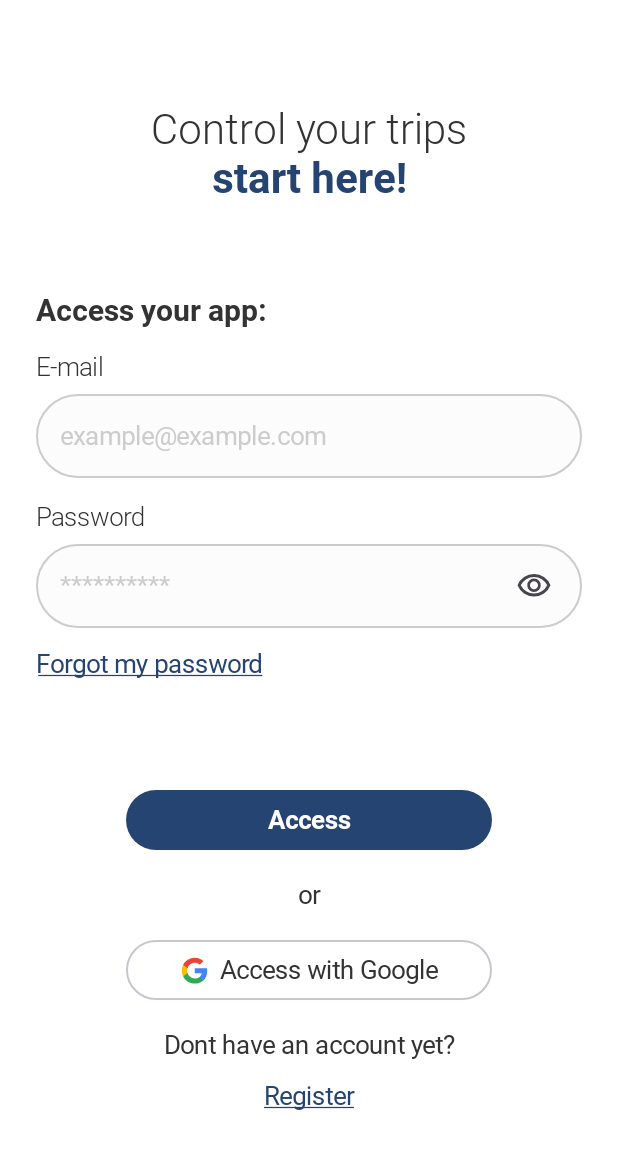
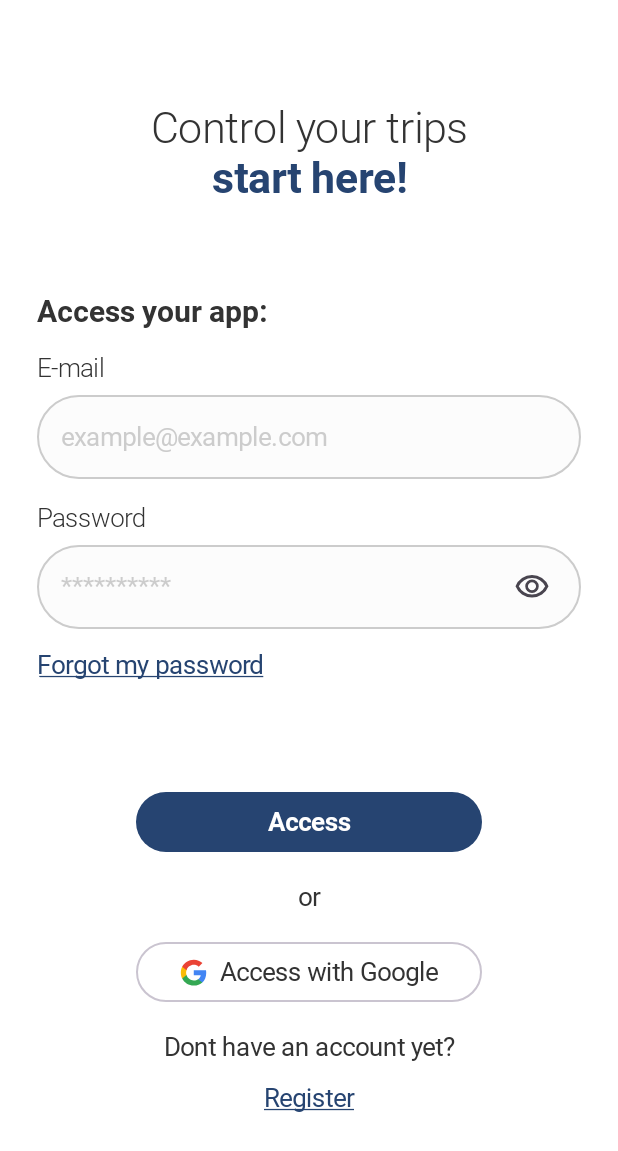
Before and after one commit to MarcosRamos14/MeuCaminhao, an Android app built with Jetpack Compose: the screen it shows after launch (MainActivity), on a phone screen of 412 x 824 dp. Shown: the top 1151 px of the screen. Run offline under Robolectric (Android 15) with nearby library versions, the phone set to English and light mode, and no system bars.

Commit message:
refactor: 1. creates files to capture display settings; 2. adapt dp and sp according to window size.

```diff
--- a/composeApp/src/androidMain/kotlin/com/dys/mobile/meucaminhao/MeuCaminhaoApplication.kt
+++ b/composeApp/src/androidMain/kotlin/com/dys/mobile/meucaminhao/MeuCaminhaoApplication.kt
@@ -3,6 +3,7 @@ package com.dys.mobile.meucaminhao
 import android.app.Application
 import com.dys.mobile.meucaminhao.di.useCaseModule
 import com.dys.mobile.meucaminhao.di.viewModelModule
+import com.dys.mobile.toolkit.config.DisplayConfig
 import org.koin.android.ext.koin.androidContext
 import org.koin.android.ext.koin.androidLogger
 import org.koin.core.context.startKoin
@@ -12,6 +13,7 @@ class MeuCaminhaoApplication : Application() {
 
     override fun onCreate() {
         super.onCreate()
+        DisplayConfig.onConfigChanged(this)
         startKoin {
             androidContext(this@MeuCaminhaoApplication)
             androidLogger(Level.DEBUG)
--- a/composeFeatures/login/src/main/kotlin/com/dys/mobile/login/ui/LoginScreen.kt
+++ b/composeFeatures/login/src/main/kotlin/com/dys/mobile/login/ui/LoginScreen.kt
@@ -24,6 +24,8 @@ import com.dys.mobile.meucaminhao.viewmodels.login.LoginEvent
 import com.dys.mobile.meucaminhao.viewmodels.login.LoginSharedViewModel
 import com.dys.mobile.meucaminhao.viewmodels.login.LoginState
 import com.dys.mobile.uikit.R
+import com.dys.mobile.toolkit.extensions._dph
+import com.dys.mobile.toolkit.extensions._dpw
 import com.dys.mobile.uikit.components.buttons.FilledRoundButtonComponent
 import com.dys.mobile.uikit.components.buttons.OutlinedRoundButtonComponent
 import com.dys.mobile.uikit.components.buttons.TextButtonComponent
@@ -62,7 +64,7 @@ fun LoginContent(
         color = MaterialTheme.colorScheme.background
     ) {
         Column(
-            modifier = Modifier.padding(24.dp),
+            modifier = Modifier.padding(24._dph),
             verticalArrangement = Arrangement.Center,
             horizontalAlignment = Alignment.CenterHorizontally,
         ) {
@@ -81,7 +83,7 @@ fun LoginContent(
                 style = MaterialTheme.typography.titleLarge
             )
 
-            Spacer(modifier = Modifier.height(60.dp))
+            Spacer(modifier = Modifier.height(60._dph))
 
             Credentials(loginState, event)
 
@@ -101,7 +103,7 @@ private fun Credentials(
         style = MaterialTheme.typography.bodyLarge
     )
 
-    Spacer(modifier = Modifier.height(16.dp))
+    Spacer(modifier = Modifier.height(16._dph))
 
     CredentialComponent(
         title = stringResource(R.string.text_email),
@@ -110,7 +112,7 @@ private fun Credentials(
         onValueChange = { event(LoginEvent.EmailChanged(it)) },
     )
 
-    Spacer(modifier = Modifier.height(16.dp))
+    Spacer(modifier = Modifier.height(16._dph))
 
     CredentialComponent(
         title = stringResource(R.string.text_password),
@@ -130,17 +132,17 @@ private fun LoginOptions(event: (LoginEvent) -> Unit) {
         onClick = { event(LoginEvent.ForgotPassword) }
     )
 
-    Spacer(modifier = Modifier.height(56.dp))
+    Spacer(modifier = Modifier.height(56._dph))
 
     FilledRoundButtonComponent(
         modifier = Modifier
             .fillMaxWidth()
-            .padding(horizontal = 60.dp),
+            .padding(horizontal = 60._dpw),
         text = stringResource(R.string.text_access),
         onClick = { event(LoginEvent.Access) }
     )
 
-    Spacer(modifier = Modifier.height(16.dp))
+    Spacer(modifier = Modifier.height(16._dph))
 
     TextComponent(
         text = stringResource(R.string.text_or),
@@ -148,19 +150,19 @@ private fun LoginOptions(event: (LoginEvent) -> Unit) {
         style = MaterialTheme.typography.bodyMedium
     )
 
-    Spacer(modifier = Modifier.height(16.dp))
+    Spacer(modifier = Modifier.height(16._dph))
 
     OutlinedRoundButtonComponent(
         modifier = Modifier
             .fillMaxWidth()
-            .padding(horizontal = 60.dp),
+            .padding(horizontal = 60._dpw),
         text = stringResource(R.string.text_access_with_google),
         icon = R.drawable.ic_google,
         contentPadding = PaddingValues(0.dp),
         onClick = { event(LoginEvent.AccessWithGoogle) }
     )
 
-    Spacer(modifier = Modifier.height(16.dp))
+    Spacer(modifier = Modifier.height(16._dph))
 
     TextComponent(
         text = stringResource(R.string.text_dont_have_account),
@@ -176,7 +178,7 @@ private fun LoginOptions(event: (LoginEvent) -> Unit) {
     )
 }
 
-@Preview
+@Preview(widthDp = 375, heightDp = 812)
 @Composable
 private fun LoginScreenPreview() {
     MeuCaminhaoTheme {
--- a/composeFeatures/toolkit/build.gradle.kts
+++ b/composeFeatures/toolkit/build.gradle.kts
@@ -37,6 +37,7 @@ dependencies {
     implementation(libs.androidx.core.ktx)
     implementation(libs.androidx.appcompat)
     implementation(libs.androidx.material)
+    implementation(libs.androidx.ui.unit.android)
     testImplementation(libs.junit)
     androidTestImplementation(libs.androidx.test.junit)
     androidTestImplementation(libs.androidx.espresso.core)
--- /dev/null
+++ b/composeFeatures/toolkit/src/main/kotlin/com/dys/mobile/toolkit/config/DisplayConfig.kt
@@ -0,0 +1,22 @@
+package com.dys.mobile.toolkit.config
+
+import android.content.Context
+
+object DisplayConfig {
+
+    var density = 1f
+    var fontDensity = 1f
+    var widthPixels = 1
+    var heightPixels = 1
+
+    fun onConfigChanged(context: Context) {
+        val resources = context.resources
+        val metrics = resources.displayMetrics
+        val configuration = resources.configuration
+
+        density = metrics.density
+        widthPixels = metrics.widthPixels
+        heightPixels = metrics.heightPixels
+        fontDensity = configuration.fontScale * metrics.density
+    }
+}
--- /dev/null
+++ b/composeFeatures/toolkit/src/main/kotlin/com/dys/mobile/toolkit/extensions/DisplayExtensions.kt
@@ -0,0 +1,43 @@
+package com.dys.mobile.toolkit.extensions
+
+import androidx.compose.ui.unit.Dp
+import androidx.compose.ui.unit.TextUnit
+import androidx.compose.ui.unit.TextUnitType
+import com.dys.mobile.toolkit.config.DisplayConfig
+
+const val width: Float = 375f
+const val height: Float = 812f
+
+fun Float.toWidth() : Float {
+    if (DisplayConfig.widthPixels == 1)  {
+        return this
+    }
+    val screen: Int = DisplayConfig.widthPixels
+    val current: Float = this
+    val calc: Float = (screen * ((current / width))) / DisplayConfig.density
+    return calc
+}
+
+fun Float.toHeight() : Float {
+    if (DisplayConfig.heightPixels == 1)  {
+        return this
+    }
+    val screen: Int = DisplayConfig.heightPixels
+    val current: Float = this
+    val calc: Float = (screen * ((current / height))) / DisplayConfig.density
+    return calc
+}
+
+fun Float.toSize() : Float {
+    if (DisplayConfig.heightPixels == 1)  {
+        return this
+    }
+    val screen: Int = DisplayConfig.heightPixels
+    val current: Float = this
+    val calc: Float = (screen * (current / height))  / DisplayConfig.fontDensity
+    return calc
+}
+
+val Int._dpw: Dp get() = if (this == 0) Dp(0f) else Dp(this.toFloat().toWidth())
+val Int._dph: Dp get() = if (this == 0) Dp(0f) else Dp(this.toFloat().toHeight())
+val Int._sp: TextUnit get() = if (this == 0) TextUnit(0f, TextUnitType.Sp) else TextUnit(this.toFloat().toSize(), TextUnitType.Sp)
--- a/composeFeatures/uiKit/build.gradle.kts
+++ b/composeFeatures/uiKit/build.gradle.kts
@@ -38,6 +38,8 @@ android {
 
 dependencies {
 
+    api(project(":composeFeatures:toolkit"))
+
     api(libs.androidx.activity.compose)
     api(libs.androidx.appcompat)
     api(libs.androidx.core.ktx)
--- a/composeFeatures/uiKit/src/main/kotlin/com/dys/mobile/uikit/components/buttons/FilledRoundButtonComponent.kt
+++ b/composeFeatures/uiKit/src/main/kotlin/com/dys/mobile/uikit/components/buttons/FilledRoundButtonComponent.kt
@@ -17,7 +17,7 @@ import androidx.compose.ui.res.painterResource
 import androidx.compose.ui.text.font.FontWeight
 import androidx.compose.ui.text.style.TextAlign
 import androidx.compose.ui.tooling.preview.Preview
-import androidx.compose.ui.unit.dp
+import com.dys.mobile.toolkit.extensions._dpw
 import com.dys.mobile.uikit.components.texts.TextComponent
 import com.dys.mobile.uikit.theme.MeuCaminhaoTheme
 
@@ -40,7 +40,7 @@ fun FilledRoundButtonComponent(
                     painter = painterResource(id = drawableRes),
                     contentDescription = null,
                 )
-                Spacer(modifier = Modifier.width(8.dp))
+                Spacer(modifier = Modifier.width(8._dpw))
             }
             TextComponent(
                 modifier = Modifier.wrapContentWidth(),
--- a/composeFeatures/uiKit/src/main/kotlin/com/dys/mobile/uikit/components/buttons/OutlinedRoundButtonComponent.kt
+++ b/composeFeatures/uiKit/src/main/kotlin/com/dys/mobile/uikit/components/buttons/OutlinedRoundButtonComponent.kt
@@ -20,7 +20,7 @@ import androidx.compose.ui.graphics.Color
 import androidx.compose.ui.res.painterResource
 import androidx.compose.ui.text.style.TextAlign
 import androidx.compose.ui.tooling.preview.Preview
-import androidx.compose.ui.unit.dp
+import com.dys.mobile.toolkit.extensions._dpw
 import com.dys.mobile.uikit.components.texts.TextComponent
 import com.dys.mobile.uikit.theme.Black
 import com.dys.mobile.uikit.theme.MeuCaminhaoTheme
@@ -50,7 +50,7 @@ fun OutlinedRoundButtonComponent(
                     modifier = Modifier.size(ButtonDefaults.IconSize),
                     tint = Color.Unspecified
                 )
-                Spacer(modifier = Modifier.width(8.dp))
+                Spacer(modifier = Modifier.width(8._dpw))
             }
             TextComponent(
                 modifier = Modifier.wrapContentWidth(),
--- a/composeFeatures/uiKit/src/main/kotlin/com/dys/mobile/uikit/components/buttons/TextButtonComponent.kt
+++ b/composeFeatures/uiKit/src/main/kotlin/com/dys/mobile/uikit/components/buttons/TextButtonComponent.kt
@@ -20,7 +20,7 @@ import androidx.compose.ui.res.painterResource
 import androidx.compose.ui.text.TextStyle
 import androidx.compose.ui.text.style.TextDecoration
 import androidx.compose.ui.tooling.preview.Preview
-import androidx.compose.ui.unit.dp
+import com.dys.mobile.toolkit.extensions._dpw
 import com.dys.mobile.uikit.components.texts.TextComponent
 import com.dys.mobile.uikit.theme.MeuCaminhaoTheme
 
@@ -52,7 +52,7 @@ fun TextButtonComponent(
             icon?.let { drawableRes ->
                 if (iconPosition) {
                     IconTexButtonComponent(drawableRes)
-                    Spacer(modifier = Modifier.width(8.dp))
+                    Spacer(modifier = Modifier.width(8._dpw))
                 }
             }
             TextComponent(
@@ -65,7 +65,7 @@ fun TextButtonComponent(
             )
             icon?.let { drawableRes ->
                 if (!iconPosition) {
-                    Spacer(modifier = Modifier.width(8.dp))
+                    Spacer(modifier = Modifier.width(8._dpw))
                     IconTexButtonComponent(drawableRes)
                 }
             }
--- a/composeFeatures/uiKit/src/main/kotlin/com/dys/mobile/uikit/components/outlinedtext/CredentialComponent.kt
+++ b/composeFeatures/uiKit/src/main/kotlin/com/dys/mobile/uikit/components/outlinedtext/CredentialComponent.kt
@@ -22,8 +22,9 @@ import androidx.compose.ui.text.font.FontWeight
 import androidx.compose.ui.text.input.PasswordVisualTransformation
 import androidx.compose.ui.text.input.VisualTransformation
 import androidx.compose.ui.tooling.preview.Preview
-import androidx.compose.ui.unit.dp
 import com.dys.mobile.uikit.R
+import com.dys.mobile.toolkit.extensions._dph
+import com.dys.mobile.toolkit.extensions._dpw
 import com.dys.mobile.uikit.components.texts.TextComponent
 import com.dys.mobile.uikit.theme.Gray90
 import com.dys.mobile.uikit.theme.MeuCaminhaoTheme
@@ -42,7 +43,7 @@ fun CredentialComponent(
     Column(
         modifier = modifier,
         horizontalAlignment = Alignment.CenterHorizontally,
-        verticalArrangement = Arrangement.spacedBy(8.dp)
+        verticalArrangement = Arrangement.spacedBy(8._dph)
     ) {
         title?.let {
             TextComponent(
@@ -72,7 +73,7 @@ fun CredentialComponent(
                     }
 
                     IconButton(
-                        modifier = Modifier.padding(end = 8.dp),
+                        modifier = Modifier.padding(end = 8._dpw),
                         onClick = { passwordVisible = !passwordVisible }
                     ) {
                         Icon(
--- a/composeFeatures/uiKit/src/main/kotlin/com/dys/mobile/uikit/theme/Type.kt
+++ b/composeFeatures/uiKit/src/main/kotlin/com/dys/mobile/uikit/theme/Type.kt
@@ -5,8 +5,8 @@ import androidx.compose.ui.text.TextStyle
 import androidx.compose.ui.text.font.Font
 import androidx.compose.ui.text.font.FontFamily
 import androidx.compose.ui.text.font.FontWeight
-import androidx.compose.ui.unit.sp
 import com.dys.mobile.uikit.R
+import com.dys.mobile.toolkit.extensions._sp
 
 val RobotoFamily = FontFamily(
     Font(R.font.roboto_regular, FontWeight.Normal),
@@ -18,46 +18,46 @@ val Typography = Typography(
     titleLarge = TextStyle(
         fontFamily = RobotoFamily,
         fontWeight = FontWeight.Normal,
-        fontSize = 28.sp
+        fontSize = 28._sp
     ),
     titleMedium = TextStyle(
         fontFamily = RobotoFamily,
         fontWeight = FontWeight.Normal,
-        fontSize = 24.sp
+        fontSize = 24._sp
     ),
     titleSmall = TextStyle(
         fontFamily = RobotoFamily,
         fontWeight = FontWeight.Normal,
-        fontSize = 22.sp
+        fontSize = 22._sp
     ),
     bodyLarge = TextStyle(
         fontFamily = RobotoFamily,
         fontWeight = FontWeight.Normal,
-        fontSize = 20.sp
+        fontSize = 20._sp
     ),
     bodyMedium = TextStyle(
         fontFamily = RobotoFamily,
         fontWeight = FontWeight.Normal,
-        fontSize = 17.sp
+        fontSize = 17._sp
     ),
     bodySmall = TextStyle(
         fontFamily = RobotoFamily,
         fontWeight = FontWeight.Normal,
-        fontSize = 15.sp
+        fontSize = 15._sp
     ),
     labelLarge = TextStyle(
         fontFamily = RobotoFamily,
         fontWeight = FontWeight.Normal,
-        fontSize = 13.sp
+        fontSize = 13._sp
     ),
     labelMedium = TextStyle(
         fontFamily = RobotoFamily,
         fontWeight = FontWeight.Normal,
-        fontSize = 12.sp
+        fontSize = 12._sp
     ),
     labelSmall = TextStyle(
         fontFamily = RobotoFamily,
         fontWeight = FontWeight.Normal,
-        fontSize = 11.sp
+        fontSize = 11._sp
     )
 )
--- a/gradle/libs.versions.toml
+++ b/gradle/libs.versions.toml
@@ -20,6 +20,7 @@ kotlin = "2.0.21"
 kotlin-coroutines = "1.9.0"
 skie = "0.4.19"
 jvm-target = "11"
+uiUnitAndroid = "1.7.5"
 
 [libraries]
 kotlin-test = { module = "org.jetbrains.kotlin:kotlin-test", version.ref = "kotlin" }
@@ -46,6 +47,7 @@ koin-compose = { module = "io.insert-koin:koin-androidx-compose", version.ref =
 koin-core = { module = "io.insert-koin:koin-core", version.ref = "koin" }
 kotlinx-coroutines-core = { group = "org.jetbrains.kotlinx", name = "kotlinx-coroutines-core", version.ref = "kotlin-coroutines" }
 kotlinx-coroutines-test = { group = "org.jetbrains.kotlinx", name = "kotlinx-coroutines-test", version.ref = "kotlin-coroutines" }
+androidx-ui-unit-android = { group = "androidx.compose.ui", name = "ui-unit-android", version.ref = "uiUnitAndroid" }
 
 [plugins]
 androidApplication = { id = "com.android.application", version.ref = "agp" }
--- a/shared/src/androidMain/kotlin/com/dys/mobile/meucaminhao/viewmodels/BaseSharedViewModel.kt
+++ b/shared/src/androidMain/kotlin/com/dys/mobile/meucaminhao/viewmodels/BaseSharedViewModel.kt
@@ -33,7 +33,7 @@ actual abstract class BaseSharedViewModel : ViewModel(), UiStateManager {
             runCatching {
                 action.invoke()
             }.onFailure {
-                emitState(UiState.ErrorState(ErrorDTO("", "")))
+                emitState(UiState.ErrorState(ErrorDTO(0, "", "", "")))
             }.also {
                 disableLoading()
             }
--- a/shared/src/commonMain/kotlin/com/dys/mobile/meucaminhao/domain/dto/ErrorDTO.kt
+++ b/shared/src/commonMain/kotlin/com/dys/mobile/meucaminhao/domain/dto/ErrorDTO.kt
@@ -1,6 +1,8 @@
 package com.dys.mobile.meucaminhao.domain.dto
 
 data class ErrorDTO(
-    val code: String,
-    override val message: String,
+    val statusCode: Int,
+    val errorCode: String?,
+    val msg: String,
+    val path: String?
 ) : Throwable()
```
